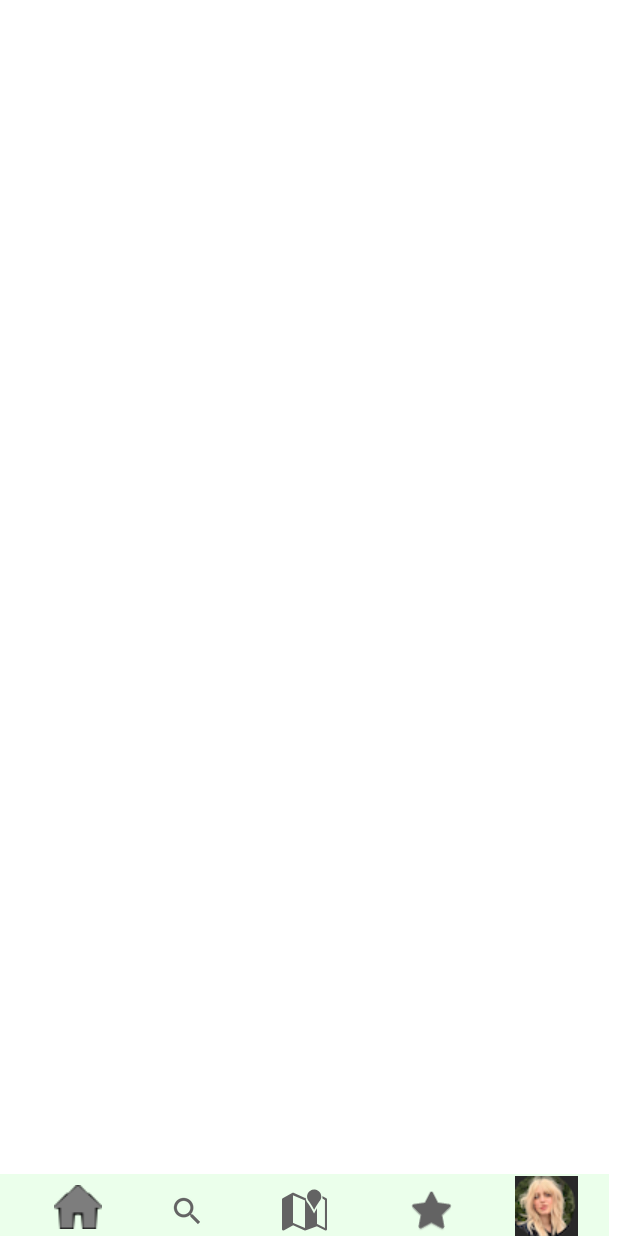
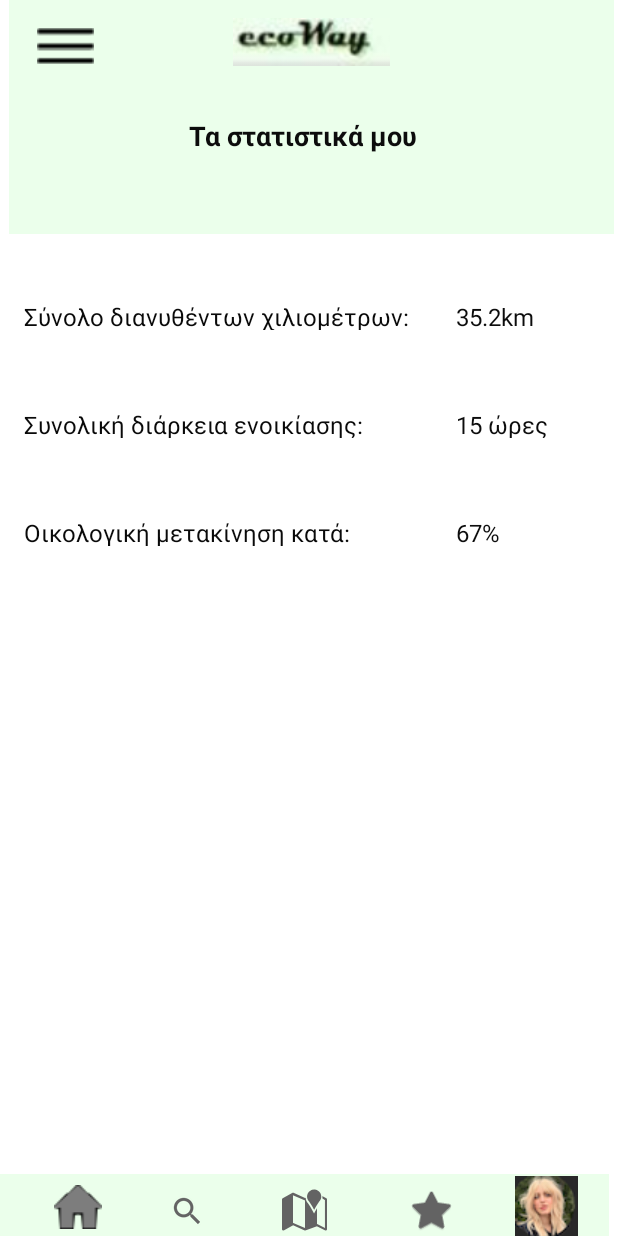
Before and after one commit to ecoWaySE2021/ecoWay, an Android app: the layout statistics.xml on its own in the app's theme, with its tools: preview values and no code run, on a phone screen of 412 x 824 dp. Run offline under Robolectric (Android 15) with nearby library versions, the phone set to English and light mode, and no system bars.

Commit message:
statistics final?

```diff
--- a/app/src/main/res/layout/statistics.xml
+++ b/app/src/main/res/layout/statistics.xml
@@ -1,8 +1,65 @@
 <?xml version="1.0" encoding="utf-8"?>
 <androidx.constraintlayout.widget.ConstraintLayout xmlns:android="http://schemas.android.com/apk/res/android"
     xmlns:app="http://schemas.android.com/apk/res-auto"
+    xmlns:tools="http://schemas.android.com/tools"
     android:layout_width="match_parent"
     android:layout_height="match_parent">
+
+    <androidx.constraintlayout.widget.ConstraintLayout
+        android:id="@+id/logoLayout"
+        android:layout_width="403dp"
+        android:layout_height="156dp"
+        android:background="#EBFFEB"
+        android:backgroundTint="#EBFFEB"
+        app:layout_constraintBottom_toBottomOf="parent"
+        app:layout_constraintEnd_toEndOf="parent"
+        app:layout_constraintHorizontal_bias="0.666"
+        app:layout_constraintStart_toStartOf="parent"
+        app:layout_constraintTop_toTopOf="parent"
+        app:layout_constraintVertical_bias="0.0">
+
+        <ImageButton
+            android:id="@+id/menuBar2"
+            android:layout_width="43dp"
+            android:layout_height="34dp"
+            android:background="#EBFFEB"
+            app:layout_constraintBottom_toBottomOf="parent"
+            app:layout_constraintEnd_toEndOf="parent"
+            app:layout_constraintHorizontal_bias="0.044"
+            app:layout_constraintStart_toStartOf="parent"
+            app:layout_constraintTop_toTopOf="parent"
+            app:layout_constraintVertical_bias="0.107"
+            app:srcCompat="@drawable/dropdown1" />
+
+        <ImageView
+            android:id="@+id/logoEcoWay3"
+            android:layout_width="111dp"
+            android:layout_height="32dp"
+            android:layout_marginTop="12dp"
+            android:layout_marginBottom="8dp"
+            app:layout_constraintBottom_toTopOf="@+id/imageView2"
+            app:layout_constraintEnd_toEndOf="parent"
+            app:layout_constraintHorizontal_bias="0.501"
+            app:layout_constraintStart_toStartOf="parent"
+            app:layout_constraintTop_toTopOf="parent"
+            app:layout_constraintVertical_bias="0.15"
+            app:srcCompat="@drawable/ecoway" />
+
+        <TextView
+            android:id="@+id/textView121"
+            android:layout_width="163dp"
+            android:layout_height="38dp"
+            android:text="Τα στατιστικά μου"
+            android:textColor="#0C0C0C"
+            android:textSize="18sp"
+            android:textStyle="bold"
+            app:layout_constraintBottom_toBottomOf="parent"
+            app:layout_constraintEnd_toEndOf="parent"
+            app:layout_constraintStart_toStartOf="parent"
+            app:layout_constraintTop_toBottomOf="@+id/logoEcoWay3"
+            app:layout_constraintVertical_bias="0.458" />
+
+    </androidx.constraintlayout.widget.ConstraintLayout>
 
     <androidx.constraintlayout.widget.ConstraintLayout
         android:id="@+id/bottomBar"
@@ -89,4 +146,85 @@
             app:srcCompat="@drawable/spitaki" />
 
     </androidx.constraintlayout.widget.ConstraintLayout>
+
+    <androidx.constraintlayout.widget.ConstraintLayout
+        android:layout_width="413dp"
+        android:layout_height="364dp"
+        android:layout_marginTop="4dp"
+        app:layout_constraintStart_toStartOf="parent"
+        app:layout_constraintTop_toBottomOf="@+id/logoLayout">
+
+        <TextView
+            android:id="@+id/numtotkm29"
+            android:layout_width="wrap_content"
+            android:layout_height="20dp"
+            android:layout_marginStart="8dp"
+            android:layout_marginTop="40dp"
+            android:text="35.2km"
+            android:textColor="#0C0C0C"
+            android:textSize="16sp"
+            app:layout_constraintStart_toEndOf="@+id/totkm"
+            app:layout_constraintTop_toTopOf="parent" />
+
+        <TextView
+            android:id="@+id/totkm"
+            android:layout_width="280dp"
+            android:layout_height="20dp"
+            android:layout_marginStart="16dp"
+            android:layout_marginTop="40dp"
+            android:text="Σύνολο διανυθέντων χιλιομέτρων:"
+            android:textColor="#090909"
+            android:textSize="16sp"
+            app:layout_constraintStart_toStartOf="parent"
+            app:layout_constraintTop_toTopOf="parent" />
+
+        <TextView
+            android:id="@+id/totdur"
+            android:layout_width="280dp"
+            android:layout_height="20dp"
+            android:layout_marginStart="16dp"
+            android:layout_marginTop="112dp"
+            android:text="Συνολική διάρκεια ενοικίασης:"
+            android:textColor="#090909"
+            android:textSize="16sp"
+            app:layout_constraintStart_toStartOf="parent"
+            app:layout_constraintTop_toTopOf="parent" />
+
+        <TextView
+            android:id="@+id/ecotrans"
+            android:layout_width="280dp"
+            android:layout_height="20dp"
+            android:layout_marginStart="16dp"
+            android:layout_marginTop="184dp"
+            android:text="Οικολογική μετακίνηση κατά:"
+            android:textColor="#090909"
+            android:textSize="16sp"
+            app:layout_constraintStart_toStartOf="parent"
+            app:layout_constraintTop_toTopOf="parent" />
+
+        <TextView
+            android:id="@+id/totaldurnum"
+            android:layout_width="wrap_content"
+            android:layout_height="20dp"
+            android:layout_marginStart="8dp"
+            android:layout_marginTop="112dp"
+            android:text="15 ώρες"
+            android:textColor="#0C0C0C"
+            android:textSize="16sp"
+            app:layout_constraintStart_toEndOf="@+id/totdur"
+            app:layout_constraintTop_toTopOf="parent" />
+
+        <TextView
+            android:id="@+id/ecotransnum"
+            android:layout_width="36dp"
+            android:layout_height="20dp"
+            android:layout_marginStart="8dp"
+            android:layout_marginTop="184dp"
+            android:text="67%"
+            android:textColor="#0C0C0C"
+            android:textSize="16sp"
+            app:layout_constraintStart_toEndOf="@+id/ecotrans"
+            app:layout_constraintTop_toTopOf="parent" />
+    </androidx.constraintlayout.widget.ConstraintLayout>
+
 </androidx.constraintlayout.widget.ConstraintLayout>
```
